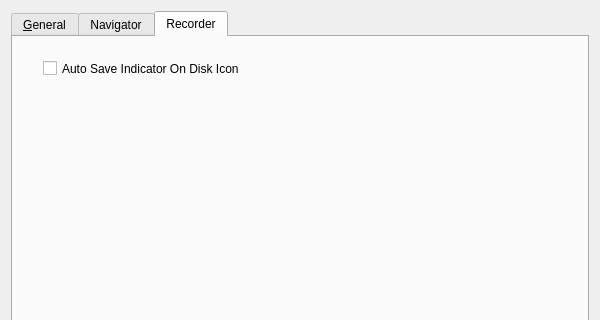
The window that src/gui/ui/simulatorsettingsdialog.ui (mannd/epsimulator) describes before a commit, drawn with Qt 5; both pictures show x 0 to 600 and y 0 to 320 of the 600 by 613 pixel window.
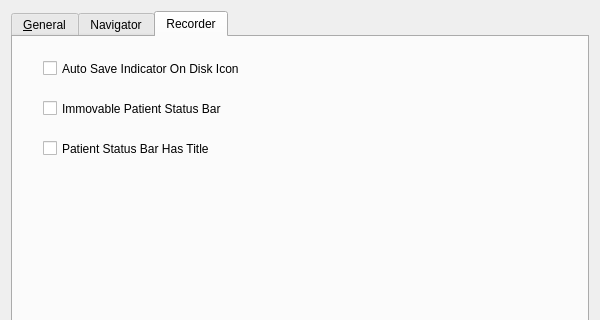
The same window after the commit. The open tabs and pages were chosen to show the change.

The edit to the form file:
```diff
--- a/src/gui/ui/simulatorsettingsdialog.ui
+++ b/src/gui/ui/simulatorsettingsdialog.ui
@@ -295,6 +295,32 @@
          <string>Auto Save Indicator On Disk Icon</string>
         </property>
        </widget>
+       <widget class="QCheckBox" name="immovablePatientStatusBarCheckBox" >
+        <property name="geometry" >
+         <rect>
+          <x>30</x>
+          <y>60</y>
+          <width>321</width>
+          <height>23</height>
+         </rect>
+        </property>
+        <property name="text" >
+         <string>Immovable Patient Status Bar</string>
+        </property>
+       </widget>
+       <widget class="QCheckBox" name="patientStatusBarHasTitleCheckBox" >
+        <property name="geometry" >
+         <rect>
+          <x>30</x>
+          <y>100</y>
+          <width>391</width>
+          <height>23</height>
+         </rect>
+        </property>
+        <property name="text" >
+         <string>Patient Status Bar Has Title</string>
+        </property>
+       </widget>
       </widget>
      </widget>
     </item>
```
Left out of the diff: 4 changed lines with no effect on the pictures.
